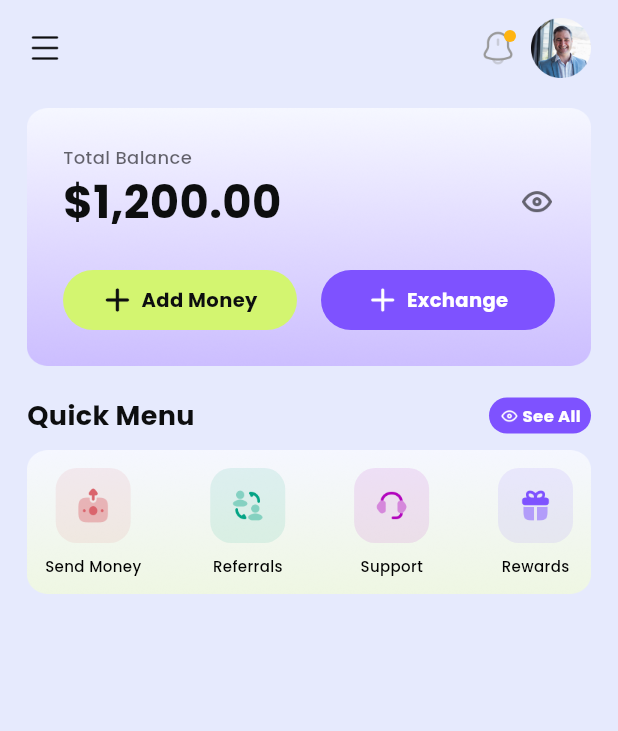
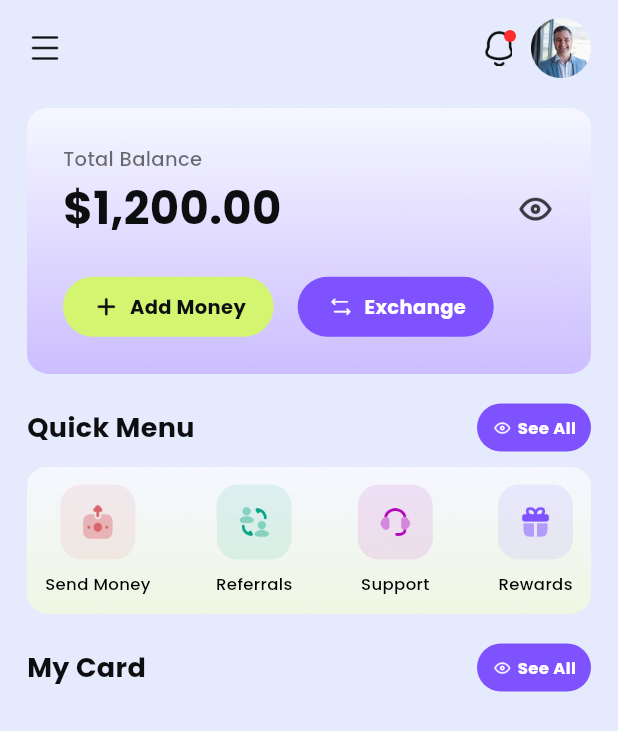
Before and after one commit to Istiakahmed180/virtu_pay_flutter_mobile_app, a Flutter app: the HomeScreen screen opened directly, on a phone screen of 412 x 824 dp. Shown: the top 731 px of the screen. Run offline on Flutter 3.47's test engine with Material 3 defaults, Android fonts, the phone set to English and light mode, and no system bars; our stand-ins replace get.

Commit message:
some broken design changed

```diff
--- a/lib/src/app/constants/app_colors.dart
+++ b/lib/src/app/constants/app_colors.dart
@@ -21,6 +21,7 @@ class AppColors {
 
   // Error/Warning/Success
   static const Color warning = Color(0xFFFFB411);
+  static const Color error = Color(0xFFFF2C2C);
 
   // Utility
   static const Color white = Color(0xFFFFFFFF);
--- a/lib/src/common/widgets/button/common_icon_button.dart
+++ b/lib/src/common/widgets/button/common_icon_button.dart
@@ -2,8 +2,6 @@ import 'package:flutter/material.dart';
 import 'package:virtu_pay/src/app/constants/app_colors.dart';
 
 class CommonIconButton extends StatelessWidget {
-  final double width;
-  final double height;
   final double borderRadius;
   final String text;
   final VoidCallback? onPressed;
@@ -18,25 +16,27 @@ class CommonIconButton extends StatelessWidget {
   final double iconHeight;
   final Color? iconColor;
   final double iconAndTextSpace;
+  final double horizontalPadding;
+  final double verticalPadding;
 
   const CommonIconButton({
     super.key,
-    required this.width,
-    required this.height,
     required this.text,
     this.borderRadius = 100,
     this.onPressed,
-    this.fontWeight = FontWeight.w500,
-    this.fontSize = 16,
+    this.fontWeight = FontWeight.w600,
+    this.fontSize = 13,
     this.textColor = AppColors.textPrimary,
     this.borderColor,
     this.borderWidth = 0,
     this.backgroundColor = AppColors.primary,
     required this.icon,
-    required this.iconWidth,
-    required this.iconHeight,
-    this.iconColor = AppColors.white,
-    required this.iconAndTextSpace,
+    this.iconWidth = 20,
+    this.iconHeight = 20,
+    this.iconColor = AppColors.textPrimary,
+    this.iconAndTextSpace = 6,
+    this.horizontalPadding = 18.5,
+    this.verticalPadding = 10,
   });
 
   @override
@@ -44,8 +44,10 @@ class CommonIconButton extends StatelessWidget {
     return InkWell(
       onTap: onPressed,
       child: Container(
-        width: width,
-        height: height,
+        padding: EdgeInsets.symmetric(
+          horizontal: horizontalPadding,
+          vertical: verticalPadding,
+        ),
         alignment: Alignment.center,
         decoration: BoxDecoration(
           borderRadius: BorderRadius.circular(borderRadius),
--- a/lib/src/presentation/screens/home/view/home_screen.dart
+++ b/lib/src/presentation/screens/home/view/home_screen.dart
@@ -1,5 +1,6 @@
 import 'package:flutter/material.dart';
 import 'package:virtu_pay/src/common/widgets/app_bar/common_default_app_bar.dart';
+import 'package:virtu_pay/src/presentation/screens/home/view/sub_sections/credit_card_slider_section.dart';
 import 'package:virtu_pay/src/presentation/screens/home/view/sub_sections/header_section.dart';
 import 'package:virtu_pay/src/presentation/screens/home/view/sub_sections/quick_menu_section.dart';
 import 'package:virtu_pay/src/presentation/screens/home/view/sub_sections/total_balance_section.dart';
@@ -22,6 +23,8 @@ class HomeScreen extends StatelessWidget {
               TotalBalanceSection(),
               SizedBox(height: 20),
               QuickMenuSection(),
+              SizedBox(height: 20),
+              CreditCardSliderSection(),
             ],
           ),
         ),
--- /dev/null
+++ b/lib/src/presentation/screens/home/view/sub_sections/credit_card_slider_section.dart
@@ -0,0 +1,11 @@
+import 'package:flutter/material.dart';
+import 'package:virtu_pay/src/presentation/screens/home/view/sub_sections/title_and_see_all_section.dart';
+
+class CreditCardSliderSection extends StatelessWidget {
+  const CreditCardSliderSection({super.key});
+
+  @override
+  Widget build(BuildContext context) {
+    return Column(children: [TitleAndSeeAllSection(title: "My Card")]);
+  }
+}
--- a/lib/src/presentation/screens/home/view/sub_sections/header_section.dart
+++ b/lib/src/presentation/screens/home/view/sub_sections/header_section.dart
@@ -14,9 +14,13 @@ class HeaderSection extends StatelessWidget {
         Row(
           children: [
             Badge(
-              backgroundColor: AppColors.warning,
+              backgroundColor: AppColors.error,
               smallSize: 8,
-              child: Image.asset(PngAssets.commonNotificationIcon, width: 24),
+              child: Image.asset(
+                PngAssets.commonNotificationIcon,
+                width: 24,
+                height: 24,
+              ),
             ),
             SizedBox(width: 10),
             SizedBox(
--- a/lib/src/presentation/screens/home/view/sub_sections/quick_menu_section.dart
+++ b/lib/src/presentation/screens/home/view/sub_sections/quick_menu_section.dart
@@ -70,7 +70,7 @@ class QuickMenuSection extends StatelessWidget {
           title,
           style: TextStyle(
             fontWeight: FontWeight.w500,
-            fontSize: 10,
+            fontSize: 11,
             color: AppColors.black,
           ),
         ),
--- a/lib/src/presentation/screens/home/view/sub_sections/title_and_see_all_section.dart
+++ b/lib/src/presentation/screens/home/view/sub_sections/title_and_see_all_section.dart
@@ -22,18 +22,17 @@ class TitleAndSeeAllSection extends StatelessWidget {
           ),
         ),
         CommonIconButton(
-          width: 68,
-          height: 24,
           text: "See All",
           icon: PngAssets.commonEyeShowWhiteIcon,
+          backgroundColor: AppColors.secondary,
+          textColor: AppColors.white,
+          iconColor: AppColors.white,
+          horizontalPadding: 10,
+          verticalPadding: 8,
           iconWidth: 13,
           iconHeight: 13,
-          iconAndTextSpace: 2.5,
-          textColor: AppColors.white,
-          iconColor: AppColors.white,
-          fontWeight: FontWeight.w600,
+          iconAndTextSpace: 4,
           fontSize: 11,
-          backgroundColor: AppColors.secondary,
         ),
       ],
     );
--- a/lib/src/presentation/screens/home/view/sub_sections/total_balance_section.dart
+++ b/lib/src/presentation/screens/home/view/sub_sections/total_balance_section.dart
@@ -9,6 +9,8 @@ class TotalBalanceSection extends StatelessWidget {
   @override
   Widget build(BuildContext context) {
     return Container(
+      width: double.infinity,
+      height: 177,
       padding: EdgeInsets.all(24),
       decoration: BoxDecoration(
         image: DecorationImage(
@@ -17,16 +19,18 @@ class TotalBalanceSection extends StatelessWidget {
         ),
       ),
       child: Column(
+        mainAxisAlignment: MainAxisAlignment.center,
         crossAxisAlignment: CrossAxisAlignment.start,
         children: [
           Text(
             "Total Balance",
             style: TextStyle(
               fontWeight: FontWeight.w500,
-              fontSize: 12,
-              color: AppColors.textTertiary.withValues(alpha: 0.60),
+              fontSize: 13,
+              color: AppColors.textPrimary.withValues(alpha: 0.60),
             ),
           ),
+          const SizedBox(height: 2),
           Row(
             mainAxisAlignment: MainAxisAlignment.spaceBetween,
             children: [
@@ -40,7 +44,8 @@ class TotalBalanceSection extends StatelessWidget {
               ),
               Image.asset(
                 PngAssets.commonEyeShowIcon,
-                width: 24,
+                width: 26,
+                height: 26,
                 color: AppColors.textPrimary,
               ),
             ],
@@ -48,36 +53,17 @@ class TotalBalanceSection extends StatelessWidget {
           SizedBox(height: 24),
           Row(
             children: [
-              Expanded(
-                child: CommonIconButton(
-                  width: 138,
-                  height: 40,
-                  text: "Add Money",
-                  fontWeight: FontWeight.w600,
-                  fontSize: 13,
-                  icon: PngAssets.commonPlusIcon,
-                  iconWidth: 20,
-                  iconHeight: 20,
-                  iconAndTextSpace: 6,
-                  iconColor: AppColors.textPrimary,
-                ),
+              CommonIconButton(
+                text: "Add Money",
+                icon: PngAssets.commonPlusIcon,
               ),
               SizedBox(width: 16),
-              Expanded(
-                child: CommonIconButton(
-                  width: 138,
-                  height: 40,
-                  text: "Exchange",
-                  fontWeight: FontWeight.w600,
-                  fontSize: 13,
-                  icon: PngAssets.commonPlusIcon,
-                  iconWidth: 20,
-                  iconHeight: 20,
-                  iconAndTextSpace: 6,
-                  iconColor: AppColors.white,
-                  textColor: AppColors.white,
-                  backgroundColor: AppColors.secondary,
-                ),
+              CommonIconButton(
+                text: "Exchange",
+                icon: PngAssets.commonExchangeIcon,
+                backgroundColor: AppColors.secondary,
+                textColor: AppColors.white,
+                iconColor: AppColors.white,
               ),
             ],
           ),
--- a/pubspec.yaml
+++ b/pubspec.yaml
@@ -31,7 +31,6 @@ flutter:
 
   assets:
     - assets/logos/
-    - assets/others/shadow/
     - assets/others/frame/
     - assets/images/
     - assets/icons/common/
```
Also changed, not shown: assets/icons/common/common_eye_show_icon.png, assets/icons/common/common_notification_icon.png, assets/icons/common/common_plus_icon.png, 7 other files.
